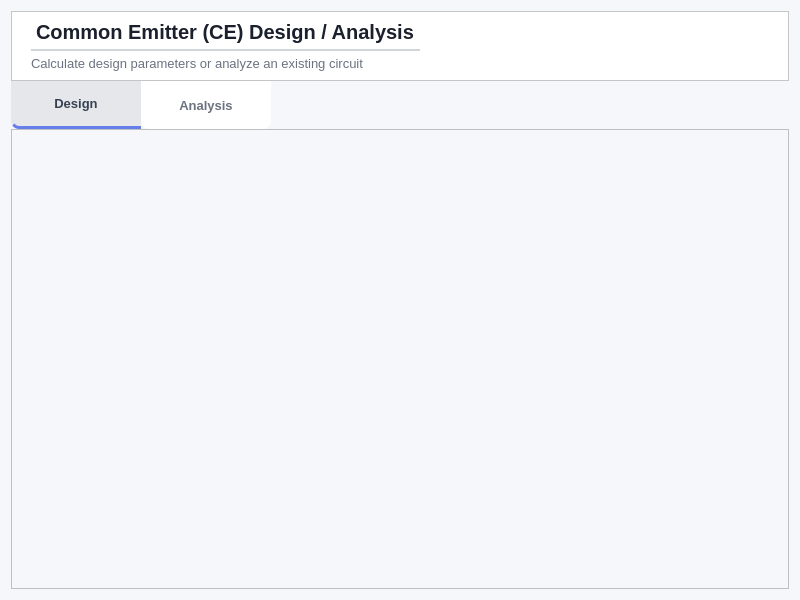
Old version of the form ui/ce_cc_analysis_design/design_analysis_menu.ui in the repository Yasser-Daffa/ee311-transistor-calc.
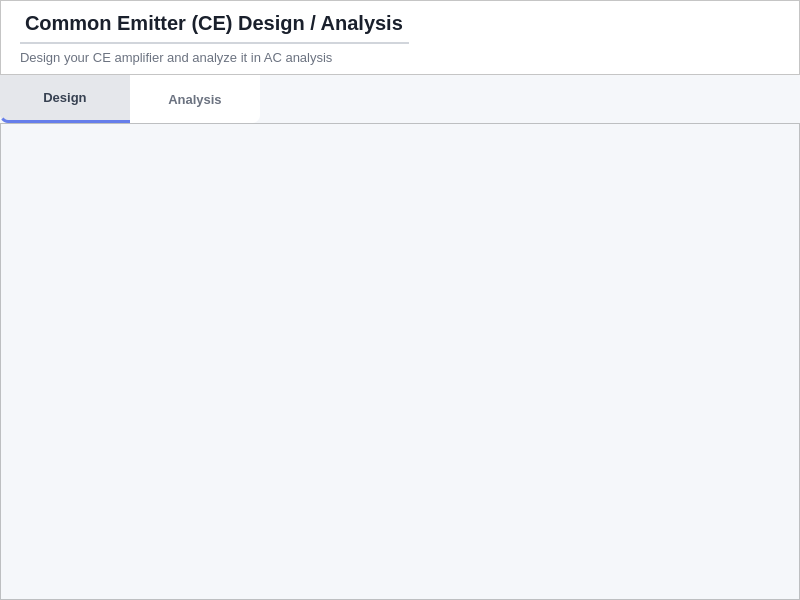
New version of the form.

Diff of the .ui file:
```diff
--- a/ui/ce_cc_analysis_design/design_analysis_menu.ui
+++ b/ui/ce_cc_analysis_design/design_analysis_menu.ui
@@ -20,6 +20,18 @@
    <property name="spacing">
     <number>0</number>
    </property>
+   <property name="leftMargin">
+    <number>0</number>
+   </property>
+   <property name="topMargin">
+    <number>0</number>
+   </property>
+   <property name="rightMargin">
+    <number>0</number>
+   </property>
+   <property name="bottomMargin">
+    <number>0</number>
+   </property>
    <item>
     <widget class="QFrame" name="topBarFrame">
      <property name="sizePolicy">
@@ -37,7 +49,7 @@
      <property name="maximumSize">
       <size>
        <width>16777215</width>
-       <height>70</height>
+       <height>75</height>
       </size>
      </property>
      <property name="styleSheet">
@@ -65,6 +77,15 @@
       </item>
       <item row="0" column="1">
        <layout class="QVBoxLayout" name="verticalLayout_2">
+        <property name="spacing">
+         <number>20</number>
+        </property>
+        <property name="topMargin">
+         <number>0</number>
+        </property>
+        <property name="bottomMargin">
+         <number>0</number>
+        </property>
         <item>
          <widget class="QLabel" name="labelTitle">
           <property name="sizePolicy">
@@ -76,7 +97,7 @@
           <property name="minimumSize">
            <size>
             <width>200</width>
-            <height>30</height>
+            <height>34</height>
            </size>
           </property>
           <property name="styleSheet">
@@ -98,6 +119,12 @@
         </item>
         <item>
          <widget class="QLabel" name="labelSubTitle">
+          <property name="minimumSize">
+           <size>
+            <width>0</width>
+            <height>0</height>
+           </size>
+          </property>
           <property name="styleSheet">
            <string notr="true">QLabel {
     font-size: 13px;
@@ -107,7 +134,7 @@
 }</string>
           </property>
           <property name="text">
-           <string>Calculate design parameters or analyze an existing circuit</string>
+           <string>Design your CE amplifier and analyze it in AC analysis</string>
           </property>
          </widget>
         </item>
@@ -238,11 +265,9 @@
     background-color: #ffffff;
     border: none;
     
-    /* Rounding both bottom corners */
-    border-bottom-left-radius: 8px;
+    /* Only the bottom-right is rounded now */
     border-bottom-right-radius: 8px;
-    
-    /* Keeping top corners sharp */
+    border-bottom-left-radius: 0px;
     border-top-left-radius: 0px;
     border-top-right-radius: 0px;
 
@@ -270,7 +295,8 @@
     color: #374151;
     font-weight: 600;
 
-    /* The blue line now wraps around both bottom curves */
+    /* Re-stating the radius here ensures the blue line follows the bottom-right curve */
+    border-bottom-right-radius: 8px;
     border-bottom: 3px solid #667EEA;
 }</string>
        </property>
@@ -379,8 +405,8 @@
        <rect>
         <x>0</x>
         <y>0</y>
-        <width>782</width>
-        <height>462</height>
+        <width>800</width>
+        <height>475</height>
        </rect>
       </property>
       <layout class="QHBoxLayout" name="horizontalLayout_2">
```
